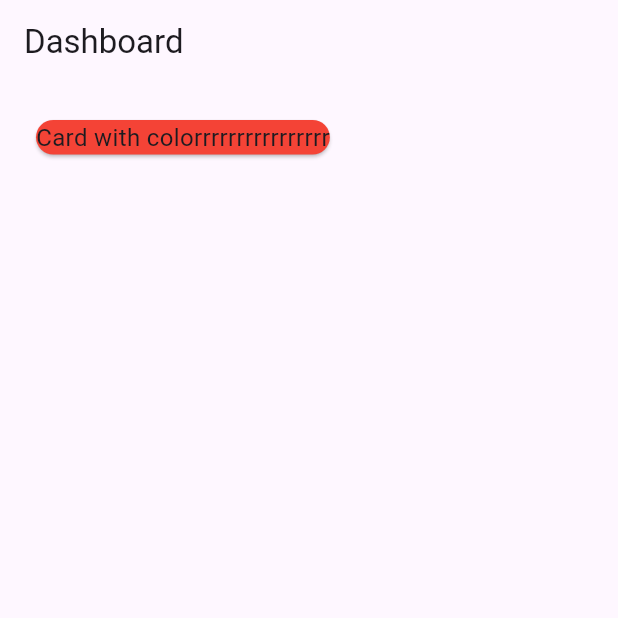
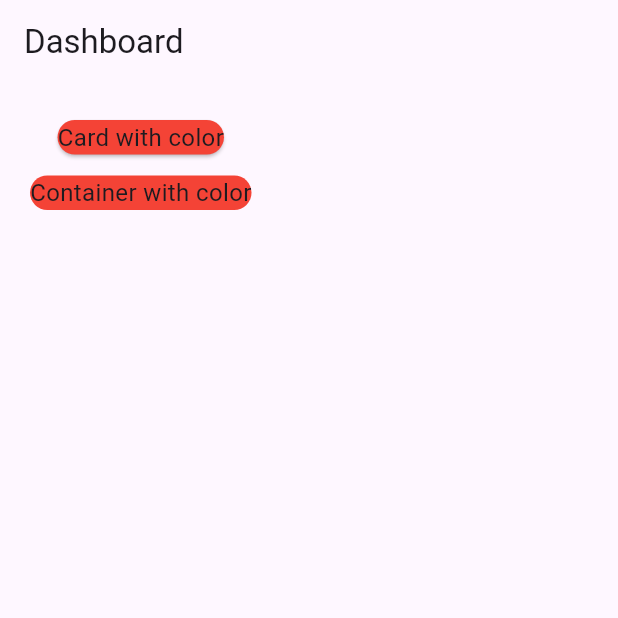
Before and after one commit to dwiilhammaulana/minggu_9, a Flutter app: the screen it shows after launch, on a phone screen of 412 x 824 dp, the top half of it. Run offline on Flutter 3.47's test engine with Material 3 defaults, Android fonts, the phone set to English and light mode, and no system bars.

Commit message:
buat container serupa dengan card

```diff
--- a/lib/pages/page_card_01.dart
+++ b/lib/pages/page_card_01.dart
@@ -13,12 +13,20 @@ class Pages1 extends StatelessWidget {
             body: SingleChildScrollView(
               child: Container(
                 padding: const EdgeInsets.all(20.0),
-                child: const Column(
+                child: Column(
                   children: [
                     Card(
                       color: Colors.red,
-                      child: Text("Card with colorrrrrrrrrrrrrrrr", style: TextStyle(fontSize: 16)),
-                    )
+                      child: Text("Card with color", style: TextStyle(fontSize: 16)),
+                    ),
+                    SizedBox(height: 10),
+                    Container(
+                      decoration: BoxDecoration(
+                        borderRadius: BorderRadius.circular(12),
+                        color: Colors.red,
+                      ),
+                      child: Text("Container with color", style: TextStyle(fontSize: 16)),
+                    ),
                   ],
                 ),
               ),
```
